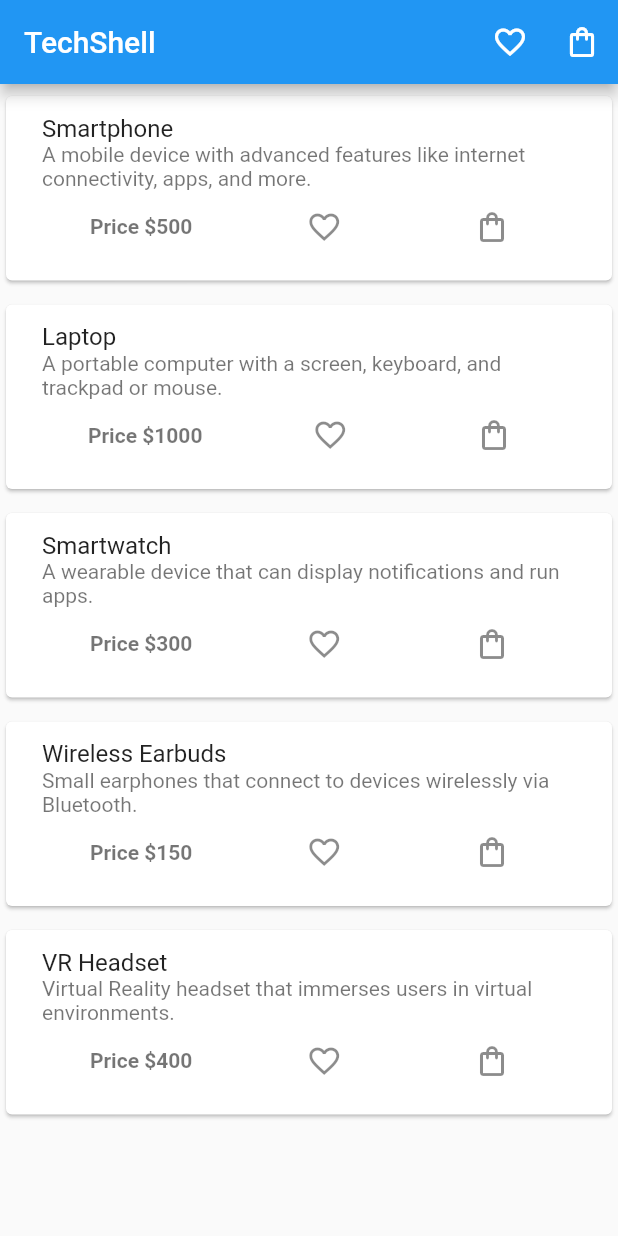
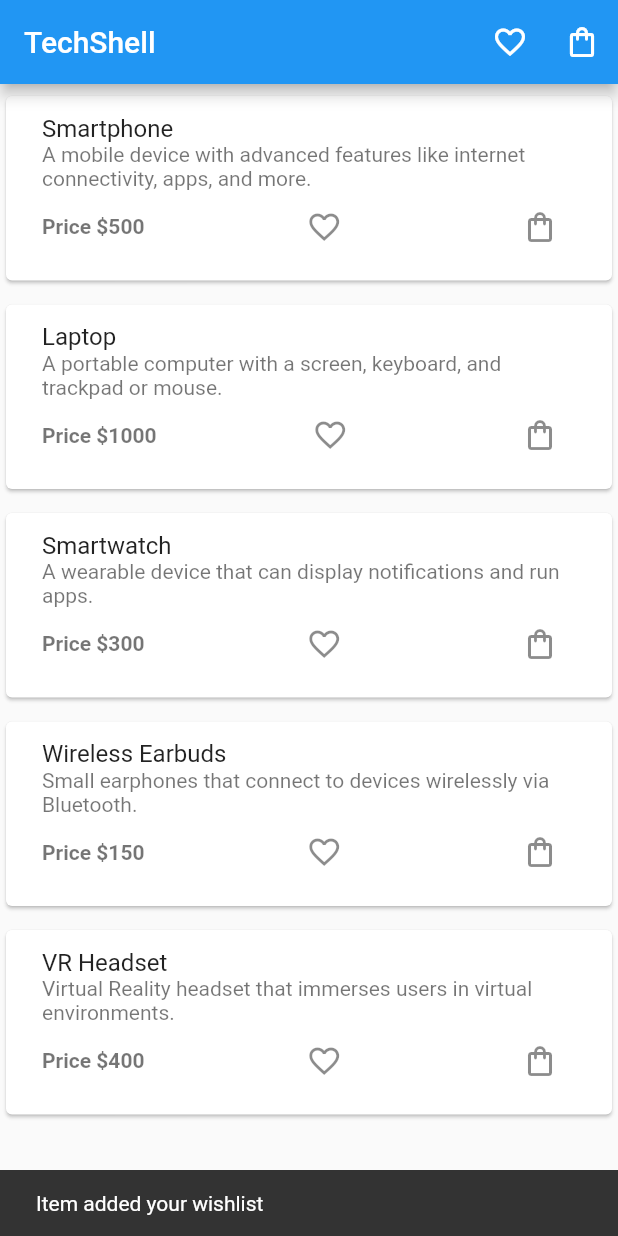
Before and after one commit to aacfahim/flutter_bloc, a Flutter app: the screen it shows after launch, after a tap on the "favorite outline" icon, on a phone screen of 412 x 824 dp. Run offline on Flutter 3.47's test engine with Material 2 defaults, Android fonts, the phone set to English and light mode, and no system bars; our stand-ins replace bloc, flutter_bloc.

Commit message:
cart and wishlist added snackbar

```diff
--- /dev/null
+++ b/lib/data/cart_items.dart
@@ -0,0 +1,3 @@
+import 'package:techsell_bloc/features/home/models/home_product_data_model.dart';
+
+List<ProductDataModel> cartItems = [];
--- /dev/null
+++ b/lib/data/wishlist.items.dart
@@ -0,0 +1,3 @@
+import 'package:techsell_bloc/features/home/models/home_product_data_model.dart';
+
+List<ProductDataModel> wishListItems = [];
--- a/lib/features/cart/bloc/cart_event.dart
+++ b/lib/features/cart/bloc/cart_event.dart
@@ -2,3 +2,7 @@ part of 'cart_bloc.dart';
 
 @immutable
 sealed class CartEvent {}
+
+class CartInitialEvent extends CartEvent {}
+
+class CartRemoveFromCartEvent extends CartEvent {}
--- a/lib/features/home/bloc/home_bloc.dart
+++ b/lib/features/home/bloc/home_bloc.dart
@@ -3,6 +3,7 @@ import 'dart:async';
 import 'package:bloc/bloc.dart';
 import 'package:meta/meta.dart';
 import 'package:techsell_bloc/data/gadget_data.dart';
+import 'package:techsell_bloc/data/wishlist.items.dart';
 import 'package:techsell_bloc/features/home/models/home_product_data_model.dart';
 
 part 'home_event.dart';
@@ -42,11 +43,14 @@ class HomeBloc extends Bloc<HomeEvent, HomeState> {
   FutureOr<void> homeProductWishlistButtonClickedEvent(
       HomeProductWishlistButtonClickedEvent event, Emitter<HomeState> emit) {
     print("Home Product Wish-list Button Clicked Event");
+    wishListItems.add(event.clickedProduct);
+    emit(HomeProductItemWishListedActionState());
   }
 
   FutureOr<void> homeProductCartButtonClickedEvent(
       HomeProductCartButtonClickedEvent event, Emitter<HomeState> emit) {
     print("Home Product Cart Button Clicked Event");
+    emit(HomeProductItemCartedActionState());
   }
 
   FutureOr<void> homeProductWishlistButtonNavigateEvent(
--- a/lib/features/home/bloc/home_event.dart
+++ b/lib/features/home/bloc/home_event.dart
@@ -5,9 +5,17 @@ sealed class HomeEvent {}
 
 class HomeInitialEvent extends HomeEvent {}
 
-class HomeProductWishlistButtonClickedEvent extends HomeEvent {}
+class HomeProductWishlistButtonClickedEvent extends HomeEvent {
+  final ProductDataModel clickedProduct;
 
-class HomeProductCartButtonClickedEvent extends HomeEvent {}
+  HomeProductWishlistButtonClickedEvent(this.clickedProduct);
+}
+
+class HomeProductCartButtonClickedEvent extends HomeEvent {
+  final ProductDataModel clickedProduct;
+
+  HomeProductCartButtonClickedEvent(this.clickedProduct);
+}
 
 class HomeProductWishlistButtonNavigateEvent extends HomeEvent {}
 
--- a/lib/features/home/bloc/home_state.dart
+++ b/lib/features/home/bloc/home_state.dart
@@ -19,3 +19,7 @@ class HomeErrorState extends HomeState {}
 class HomeNavigateToWishListPageActionState extends HomeActionState {}
 
 class HomeNavigateToCartPageActionState extends HomeActionState {}
+
+class HomeProductItemWishListedActionState extends HomeActionState {}
+
+class HomeProductItemCartedActionState extends HomeActionState {}
--- a/lib/features/home/ui/home.dart
+++ b/lib/features/home/ui/home.dart
@@ -39,6 +39,12 @@ class _HomeState extends State<Home> {
               MaterialPageRoute(
                 builder: (context) => WishList(),
               ));
+        } else if (state is HomeProductItemCartedActionState) {
+          ScaffoldMessenger.of(context)
+              .showSnackBar(SnackBar(content: Text("Item added to the Cart")));
+        } else if (state is HomeProductItemWishListedActionState) {
+          ScaffoldMessenger.of(context).showSnackBar(
+              SnackBar(content: Text("Item added your wishlist")));
         }
       },
       builder: (context, state) {
@@ -64,7 +70,9 @@ class _HomeState extends State<Home> {
                 itemCount: successState.product.length,
                 itemBuilder: (context, index) {
                   return ProductScreen(
-                      productDataModel: successState.product[index]);
+                    productDataModel: successState.product[index],
+                    homeBloc: homeBloc,
+                  );
                 },
               ),
             );
--- a/lib/features/home/ui/product_screen.dart
+++ b/lib/features/home/ui/product_screen.dart
@@ -1,9 +1,12 @@
 import 'package:flutter/material.dart';
+import 'package:techsell_bloc/features/home/bloc/home_bloc.dart';
 import 'package:techsell_bloc/features/home/models/home_product_data_model.dart';
 
 class ProductScreen extends StatelessWidget {
-  const ProductScreen({super.key, required this.productDataModel});
+  const ProductScreen(
+      {super.key, required this.productDataModel, required this.homeBloc});
   final ProductDataModel productDataModel;
+  final HomeBloc homeBloc;
 
   @override
   Widget build(BuildContext context) {
@@ -18,7 +21,7 @@ class ProductScreen extends StatelessWidget {
               children: [
                 Text(productDataModel.description.toString()),
                 Row(
-                  mainAxisAlignment: MainAxisAlignment.spaceAround,
+                  mainAxisAlignment: MainAxisAlignment.spaceBetween,
                   children: [
                     Text(
                       "Price \$" + productDataModel.price.toString(),
@@ -26,12 +29,14 @@ class ProductScreen extends StatelessWidget {
                     ),
                     IconButton(
                         onPressed: () {
-                          //homeBloc.add(HomeProductWishlistButtonNavigateEvent());
+                          homeBloc.add(HomeProductWishlistButtonClickedEvent(
+                              productDataModel));
                         },
                         icon: Icon(Icons.favorite_border_outlined)),
                     IconButton(
                         onPressed: () {
-                          //homeBloc.add(HomeCartButtonNavigateEvent());
+                          homeBloc.add(HomeProductCartButtonClickedEvent(
+                              productDataModel));
                         },
                         icon: Icon(Icons.shopping_bag_outlined))
                   ],
```
Also changed, not shown: lib/features/cart/bloc/cart_bloc.dart (+11 -4 lines), lib/features/cart/bloc/cart_state.dart (+9 -1 lines), lib/features/cart/ui/cart.dart (+13 -1 lines).
